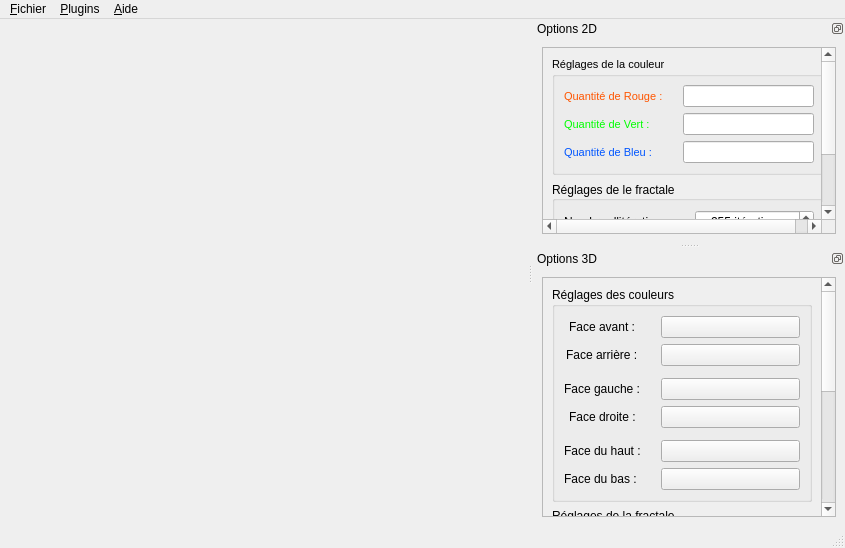
First picture: the form in FractalCooker/Data/Forms/MainWindow.ui, repository darkelfe14728/FractalCooker, before the edit.
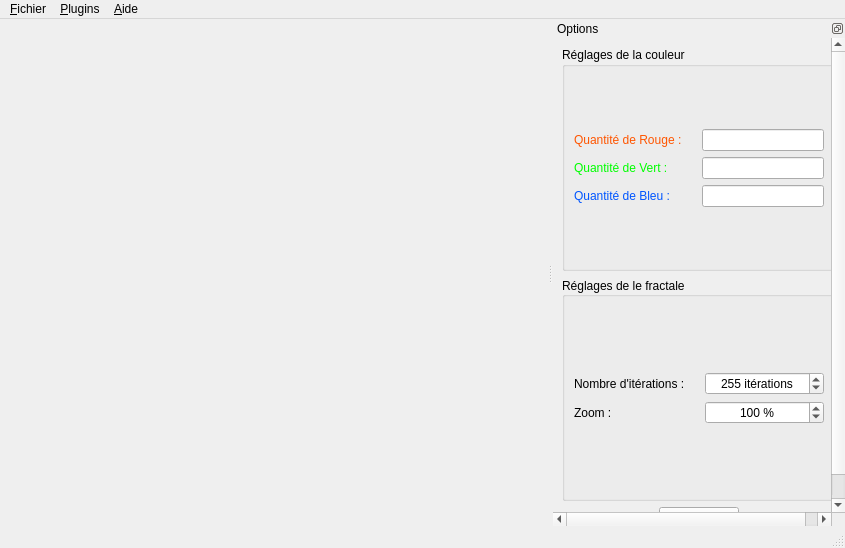
Second picture: the form after the edit. The open tabs and pages were chosen to show the change. Icons and pictures are not drawn. Custom widgets are drawn as their Qt base class.

Commit message: Mise en place de QStackWidget pour la supperposition des afficheurs et des options

```diff
--- a/FractalCooker/Data/Forms/MainWindow.ui
+++ b/FractalCooker/Data/Forms/MainWindow.ui
@@ -17,13 +17,16 @@
    <iconset resource="../Images.qrc">
     <normaloff>:/Images/icone.png</normaloff>:/Images/icone.png</iconset>
   </property>
-  <widget class="QWidget" name="centralWidget">
-   <layout class="QVBoxLayout" name="layout_centralWidget">
+  <widget class="QWidget" name="widget_content">
+   <layout class="QVBoxLayout" name="layout_content">
+    <property name="margin">
+     <number>0</number>
+    </property>
     <item>
-     <widget class="Afficheur2D" name="aff2D" native="true"/>
-    </item>
-    <item>
-     <widget class="Afficheur3D" name="aff3D" native="true"/>
+     <widget class="QStackedWidget" name="stack_fractales">
+      <widget class="Afficheur2D" name="page_fractales_2D"/>
+      <widget class="Afficheur3D" name="page_fractales_3D"/>
+     </widget>
     </item>
    </layout>
   </widget>
@@ -33,421 +36,91 @@
      <x>0</x>
      <y>0</y>
      <width>845</width>
-     <height>20</height>
+     <height>23</height>
     </rect>
    </property>
    <widget class="QMenu" name="menu_Aide">
     <property name="title">
      <string>&amp;Aide</string>
     </property>
-    <addaction name="action_About"/>
-    <addaction name="action_AboutPlugins"/>
+    <addaction name="action_Aide_About"/>
+    <addaction name="action_Aide_AboutPlugins"/>
+    <addaction name="action_Aide_AboutQt"/>
    </widget>
    <widget class="QMenu" name="menu_Fichier">
     <property name="title">
      <string>&amp;Fichier</string>
     </property>
-    <addaction name="action_Imprimer"/>
-    <addaction name="action_Quitter"/>
+    <addaction name="action_Fichier_Imprimer"/>
+    <addaction name="action_Fichier_Quitter"/>
    </widget>
    <widget class="QMenu" name="menu_Plugins">
     <property name="title">
      <string>&amp;Plugins</string>
     </property>
-    <widget class="QMenu" name="menu_Plugins2D">
+    <widget class="QMenu" name="menu_Plugins_2D">
      <property name="title">
       <string>2D</string>
      </property>
     </widget>
-    <widget class="QMenu" name="menu_Plugins3D">
+    <widget class="QMenu" name="menu_Plugins_3D">
      <property name="title">
       <string>3D</string>
      </property>
     </widget>
-    <addaction name="menu_Plugins2D"/>
-    <addaction name="menu_Plugins3D"/>
+    <addaction name="menu_Plugins_2D"/>
+    <addaction name="menu_Plugins_3D"/>
    </widget>
    <addaction name="menu_Fichier"/>
    <addaction name="menu_Plugins"/>
    <addaction name="menu_Aide"/>
   </widget>
   <widget class="QStatusBar" name="statusbar"/>
-  <widget class="QDockWidget" name="options2D">
+  <widget class="QDockWidget" name="options">
    <property name="features">
     <set>QDockWidget::DockWidgetFloatable|QDockWidget::DockWidgetMovable</set>
    </property>
    <property name="windowTitle">
-    <string>Options 2D</string>
+    <string>Options</string>
    </property>
    <attribute name="dockWidgetArea">
     <number>2</number>
    </attribute>
-   <widget class="QWidget" name="options2D_contenu">
-    <layout class="QVBoxLayout" name="options2D_contenu_layout">
+   <widget class="QWidget" name="widget_options_contenu">
+    <layout class="QVBoxLayout" name="layout_options_contenu">
+     <property name="margin">
+      <number>0</number>
+     </property>
      <item>
-      <widget class="QScrollArea" name="scrollArea_2">
+      <widget class="QScrollArea" name="scroll_options">
+       <property name="frameShape">
+        <enum>QFrame::NoFrame</enum>
+       </property>
        <property name="widgetResizable">
         <bool>true</bool>
        </property>
-       <widget class="QWidget" name="scrollAreaWidgetContents_2">
+       <widget class="QWidget" name="widget_scroll_options">
         <property name="geometry">
          <rect>
           <x>0</x>
-          <y>0</y>
-          <width>272</width>
-          <height>251</height>
+          <y>-32</y>
+          <width>335</width>
+          <height>494</height>
          </rect>
         </property>
         <layout class="QVBoxLayout" name="verticalLayout_2">
          <item>
-          <widget class="QGroupBox" name="reglagesCouleurs2D">
-           <property name="font">
-            <font>
-             <pointsize>8</pointsize>
-            </font>
+          <widget class="QStackedWidget" name="stack_options">
+           <property name="currentIndex">
+            <number>0</number>
            </property>
-           <property name="title">
-            <string>Réglages de la couleur</string>
-           </property>
-           <layout class="QFormLayout" name="reglagesCouleurs2D_layout">
-            <property name="fieldGrowthPolicy">
-             <enum>QFormLayout::AllNonFixedFieldsGrow</enum>
-            </property>
-            <property name="labelAlignment">
-             <set>Qt::AlignJustify|Qt::AlignVCenter</set>
-            </property>
-            <property name="formAlignment">
-             <set>Qt::AlignJustify|Qt::AlignVCenter</set>
-            </property>
-            <property name="horizontalSpacing">
-             <number>20</number>
-            </property>
-            <item row="1" column="0">
-             <widget class="QLabel" name="txtQteRouge">
-              <property name="palette">
-               <palette>
-                <active>
-                 <colorrole role="WindowText">
-                  <brush brushstyle="SolidPattern">
-                   <color alpha="255">
-                    <red>255</red>
-                    <green>85</green>
-                    <blue>0</blue>
-                   </color>
-                  </brush>
-                 </colorrole>
-                </active>
-                <inactive>
-                 <colorrole role="WindowText">
-                  <brush brushstyle="SolidPattern">
-                   <color alpha="255">
-                    <red>255</red>
-                    <green>85</green>
-                    <blue>0</blue>
-                   </color>
-                  </brush>
-                 </colorrole>
-                </inactive>
-                <disabled>
-                 <colorrole role="WindowText">
-                  <brush brushstyle="SolidPattern">
-                   <color alpha="255">
-                    <red>120</red>
-                    <green>120</green>
-                    <blue>120</blue>
-                   </color>
-                  </brush>
-                 </colorrole>
-                </disabled>
-               </palette>
-              </property>
-              <property name="text">
-               <string>Quantité de Rouge :</string>
-              </property>
-              <property name="buddy">
-               <cstring>qteRouge</cstring>
-              </property>
-             </widget>
-            </item>
-            <item row="1" column="1">
-             <widget class="QLineEdit" name="qteRouge">
-              <property name="alignment">
-               <set>Qt::AlignCenter</set>
-              </property>
-             </widget>
-            </item>
-            <item row="2" column="0">
-             <widget class="QLabel" name="txtQteVert">
-              <property name="palette">
-               <palette>
-                <active>
-                 <colorrole role="WindowText">
-                  <brush brushstyle="SolidPattern">
-                   <color alpha="255">
-                    <red>0</red>
-                    <green>255</green>
-                    <blue>0</blue>
-                   </color>
-                  </brush>
-                 </colorrole>
-                </active>
-                <inactive>
-                 <colorrole role="WindowText">
-                  <brush brushstyle="SolidPattern">
-                   <color alpha="255">
-                    <red>0</red>
-                    <green>255</green>
-                    <blue>0</blue>
-                   </color>
-                  </brush>
-                 </colorrole>
-                </inactive>
-                <disabled>
-                 <colorrole role="WindowText">
-                  <brush brushstyle="SolidPattern">
-                   <color alpha="255">
-                    <red>120</red>
-                    <green>120</green>
-                    <blue>120</blue>
-                   </color>
-                  </brush>
-                 </colorrole>
-                </disabled>
-               </palette>
-              </property>
-              <property name="text">
-               <string>Quantité de Vert :</string>
-              </property>
-              <property name="buddy">
-               <cstring>qteVert</cstring>
-              </property>
-             </widget>
-            </item>
-            <item row="2" column="1">
-             <widget class="QLineEdit" name="qteVert">
-              <property name="alignment">
-               <set>Qt::AlignCenter</set>
-              </property>
-             </widget>
-            </item>
-            <item row="3" column="0">
-             <widget class="QLabel" name="txtQteBleu">
-              <property name="palette">
-               <palette>
-                <active>
-                 <colorrole role="WindowText">
-                  <brush brushstyle="SolidPattern">
-                   <color alpha="255">
-                    <red>0</red>
-                    <green>85</green>
-                    <blue>255</blue>
-                   </color>
-                  </brush>
-                 </colorrole>
-                </active>
-                <inactive>
-                 <colorrole role="WindowText">
-                  <brush brushstyle="SolidPattern">
-                   <color alpha="255">
-                    <red>0</red>
-                    <green>85</green>
-                    <blue>255</blue>
-                   </color>
-                  </brush>
-                 </colorrole>
-                </inactive>
-                <disabled>
-                 <colorrole role="WindowText">
-                  <brush brushstyle="SolidPattern">
-                   <color alpha="255">
-                    <red>120</red>
-                    <green>120</green>
-                    <blue>120</blue>
-                   </color>
-                  </brush>
-                 </colorrole>
-                </disabled>
-               </palette>
-              </property>
-              <property name="text">
-               <string>Quantité de Bleu :</string>
-              </property>
-              <property name="buddy">
-               <cstring>qteBleu</cstring>
-              </property>
-             </widget>
-            </item>
-            <item row="3" column="1">
-             <widget class="QLineEdit" name="qteBleu">
-              <property name="alignment">
-               <set>Qt::AlignCenter</set>
-              </property>
-             </widget>
-            </item>
-           </layout>
-          </widget>
-         </item>
+           <widget class="QWidget" name="page_options_3D">
+            <layout class="QVBoxLayout" name="layout_page_options_3D">
+             <property name="margin">
+              <number>0</number>
+             </property>
          <item>
-          <widget class="QGroupBox" name="reglagesFractale2D">
-           <property name="title">
-            <string>Réglages de le fractale</string>
-           </property>
-           <property name="alignment">
-            <set>Qt::AlignLeading|Qt::AlignLeft|Qt::AlignVCenter</set>
-           </property>
-           <layout class="QFormLayout" name="reglagesFractale2D_layout">
-            <property name="labelAlignment">
-             <set>Qt::AlignJustify|Qt::AlignVCenter</set>
-            </property>
-            <property name="formAlignment">
-             <set>Qt::AlignLeading|Qt::AlignLeft|Qt::AlignVCenter</set>
-            </property>
-            <property name="horizontalSpacing">
-             <number>20</number>
-            </property>
-            <item row="2" column="0">
-             <widget class="QLabel" name="txtZoom2D">
-              <property name="text">
-               <string>Zoom :</string>
-              </property>
-              <property name="buddy">
-               <cstring>zoom2D</cstring>
-              </property>
-             </widget>
-            </item>
-            <item row="2" column="1">
-             <widget class="QSpinBox" name="zoom2D">
-              <property name="alignment">
-               <set>Qt::AlignCenter</set>
-              </property>
-              <property name="suffix">
-               <string> %</string>
-              </property>
-              <property name="minimum">
-               <number>1</number>
-              </property>
-              <property name="maximum">
-               <number>999999999</number>
-              </property>
-              <property name="singleStep">
-               <number>10</number>
-              </property>
-              <property name="value">
-               <number>100</number>
-              </property>
-             </widget>
-            </item>
-            <item row="1" column="1">
-             <widget class="QSpinBox" name="nbIterations2D">
-              <property name="alignment">
-               <set>Qt::AlignCenter</set>
-              </property>
-              <property name="accelerated">
-               <bool>true</bool>
-              </property>
-              <property name="suffix">
-               <string> itérations</string>
-              </property>
-              <property name="minimum">
-               <number>1</number>
-              </property>
-              <property name="maximum">
-               <number>999999999</number>
-              </property>
-              <property name="singleStep">
-               <number>10</number>
-              </property>
-              <property name="value">
-               <number>255</number>
-              </property>
-             </widget>
-            </item>
-            <item row="1" column="0">
-             <widget class="QLabel" name="txtNbIterations2D">
-              <property name="text">
-               <string>Nombre d'itérations :</string>
-              </property>
-              <property name="buddy">
-               <cstring>nbIterations2D</cstring>
-              </property>
-             </widget>
-            </item>
-           </layout>
-          </widget>
-         </item>
-         <item>
-          <layout class="QHBoxLayout" name="buttons2D_layout">
-           <item>
-            <spacer name="buttons2D_spacer_left">
-             <property name="orientation">
-              <enum>Qt::Horizontal</enum>
-             </property>
-             <property name="sizeHint" stdset="0">
-              <size>
-               <width>40</width>
-               <height>20</height>
-              </size>
-             </property>
-            </spacer>
-           </item>
-           <item>
-            <widget class="QPushButton" name="generer2D">
-             <property name="text">
-              <string>Générer</string>
-             </property>
-            </widget>
-           </item>
-           <item>
-            <spacer name="buttons2D_spacer_right">
-             <property name="orientation">
-              <enum>Qt::Horizontal</enum>
-             </property>
-             <property name="sizeHint" stdset="0">
-              <size>
-               <width>40</width>
-               <height>20</height>
-              </size>
-             </property>
-            </spacer>
-           </item>
-          </layout>
-         </item>
-        </layout>
-       </widget>
-      </widget>
-     </item>
-    </layout>
-   </widget>
-  </widget>
-  <widget class="QDockWidget" name="options3D">
-   <property name="features">
-    <set>QDockWidget::DockWidgetFloatable|QDockWidget::DockWidgetMovable</set>
-   </property>
-   <property name="windowTitle">
-    <string>Options 3D</string>
-   </property>
-   <attribute name="dockWidgetArea">
-    <number>2</number>
-   </attribute>
-   <widget class="QWidget" name="options3D_contenu">
-    <layout class="QVBoxLayout" name="options3D_contenu_layout">
-     <item>
-      <widget class="QScrollArea" name="scrollArea">
-       <property name="widgetResizable">
-        <bool>true</bool>
-       </property>
-       <widget class="QWidget" name="scrollAreaWidgetContents">
-        <property name="geometry">
-         <rect>
-          <x>0</x>
-          <y>0</y>
-          <width>272</width>
-          <height>470</height>
-         </rect>
-        </property>
-        <layout class="QVBoxLayout" name="verticalLayout">
-         <item>
-          <widget class="QGroupBox" name="reglagesCouleurs3D">
+              <widget class="QGroupBox" name="group_3D_couleurs">
            <property name="title">
             <string>Réglages des couleurs</string>
            </property>
@@ -465,27 +138,33 @@
              <number>20</number>
             </property>
             <item row="0" column="0">
-             <widget class="QLabel" name="txtCouleurAvant3D">
+                 <widget class="QLabel" name="lbl_colorAvant">
               <property name="text">
                <string>Face avant :</string>
               </property>
+                  <property name="buddy">
+                   <cstring>colorAvant</cstring>
+                  </property>
              </widget>
             </item>
             <item row="0" column="1">
-             <widget class="QPushButton" name="couleurAvant3D"/>
+                 <widget class="QPushButton" name="colorAvant"/>
             </item>
             <item row="1" column="0">
-             <widget class="QLabel" name="txtCouleurArriere3D">
+                 <widget class="QLabel" name="lbl_colorArriere">
               <property name="text">
                <string>Face arrière :</string>
               </property>
+                  <property name="buddy">
+                   <cstring>colorArriere</cstring>
+                  </property>
              </widget>
             </item>
             <item row="1" column="1">
-             <widget class="QPushButton" name="couleurArriere3D"/>
+                 <widget class="QPushButton" name="colorArriere"/>
             </item>
             <item row="2" column="0" colspan="2">
-             <spacer name="verticalSpacer">
+                 <spacer name="vspacer_center_top_couleurs">
               <property name="orientation">
                <enum>Qt::Vertical</enum>
               </property>
@@ -498,27 +177,33 @@
              </spacer>
             </item>
             <item row="3" column="0">
-             <widget class="QLabel" name="txtCouleurGauche3D">
+                 <widget class="QLabel" name="lbl_colorGauche">
               <property name="text">
                <string>Face gauche :</string>
               </property>
+                  <property name="buddy">
+                   <cstring>colorGauche</cstring>
+                  </property>
              </widget>
             </item>
             <item row="3" column="1">
-             <widget class="QPushButton" name="couleurGauche3D"/>
+                 <widget class="QPushButton" name="colorGauche"/>
             </item>
             <item row="4" column="0">
-             <widget class="QLabel" name="txtCouleurDroite3D">
+                 <widget class="QLabel" name="lbl_colorDroite">
               <property name="text">
                <string>Face droite :</string>
               </property>
+                  <property name="buddy">
+                   <cstring>colorDroite</cstring>
+                  </property>
              </widget>
             </item>
             <item row="4" column="1">
-             <widget class="QPushButton" name="couleurDroite3D"/>
+                 <widget class="QPushButton" name="colorDroite"/>
             </item>
             <item row="5" column="0" colspan="2">
-             <spacer name="verticalSpacer_2">
+                 <spacer name="vspacer_center_bottom_couleurs">
               <property name="orientation">
                <enum>Qt::Vertical</enum>
               </property>
@@ -531,98 +216,104 @@
              </spacer>
             </item>
             <item row="6" column="0">
-             <widget class="QLabel" name="txtCouleurHaut3D">
+                 <widget class="QLabel" name="lbl_colorHaut">
               <property name="text">
                <string>Face du haut :</string>
               </property>
+                  <property name="buddy">
+                   <cstring>colorHaut</cstring>
+                  </property>
              </widget>
             </item>
             <item row="6" column="1">
-             <widget class="QPushButton" name="couleurHaut3D"/>
+                 <widget class="QPushButton" name="colorHaut"/>
             </item>
             <item row="7" column="0">
-             <widget class="QLabel" name="txtCouleurBas3D">
+                 <widget class="QLabel" name="lbl_colorBas">
               <property name="text">
                <string>Face du bas : </string>
               </property>
+                  <property name="buddy">
+                   <cstring>colorBas</cstring>
+                  </property>
              </widget>
             </item>
             <item row="7" column="1">
-             <widget class="QPushButton" name="couleurBas"/>
+                 <widget class="QPushButton" name="colorBas"/>
             </item>
            </layout>
           </widget>
          </item>
          <item>
-          <widget class="QGroupBox" name="reglagesFractale3D">
+              <widget class="QGroupBox" name="groupBox">
            <property name="title">
             <string>Réglages de la fractale</string>
            </property>
-           <layout class="QFormLayout" name="reglagesFractale3D_layout">
+               <layout class="QFormLayout" name="layout_3D_reglages">
+                <property name="fieldGrowthPolicy">
+                 <enum>QFormLayout::AllNonFixedFieldsGrow</enum>
+                </property>
             <property name="labelAlignment">
-             <set>Qt::AlignJustify|Qt::AlignVCenter</set>
+                 <set>Qt::AlignCenter</set>
+                </property>
+                <property name="formAlignment">
+                 <set>Qt::AlignCenter</set>
             </property>
             <property name="horizontalSpacing">
              <number>20</number>
             </property>
             <item row="0" column="0">
-             <widget class="QLabel" name="txtNbIterations3D">
+                 <widget class="QLabel" name="lbl_nbIteration_3D">
               <property name="text">
                <string>Nombre d'itérations :</string>
               </property>
               <property name="buddy">
-               <cstring>nbIterations2D</cstring>
+                   <cstring>nbIteration_3D</cstring>
               </property>
              </widget>
             </item>
             <item row="0" column="1">
-             <widget class="QSpinBox" name="nbIterations3D">
+                 <widget class="QSpinBox" name="nbIteration_3D">
               <property name="alignment">
                <set>Qt::AlignCenter</set>
               </property>
               <property name="suffix">
                <string> itérations</string>
               </property>
-              <property name="minimum">
-               <number>1</number>
-              </property>
-              <property name="maximum">
-               <number>5</number>
-              </property>
-              <property name="value">
-               <number>3</number>
-              </property>
              </widget>
             </item>
             <item row="4" column="0">
-             <widget class="QLabel" name="txtZoom3D">
+                 <widget class="QLabel" name="lbl_zoom_3D">
               <property name="text">
                <string>Zoom :</string>
               </property>
               <property name="buddy">
-               <cstring>zoom2D</cstring>
+                   <cstring>zoom_3D</cstring>
               </property>
              </widget>
             </item>
-            <item row="1" column="0" colspan="2">
-             <spacer name="verticalSpacer_3">
-              <property name="orientation">
-               <enum>Qt::Vertical</enum>
-              </property>
-              <property name="sizeHint" stdset="0">
-               <size>
-                <width>20</width>
-                <height>40</height>
-               </size>
-              </property>
-             </spacer>
+                <item row="4" column="1">
+                 <widget class="QDoubleSpinBox" name="zoom_3D">
+                  <property name="alignment">
+                   <set>Qt::AlignCenter</set>
+                  </property>
+                  <property name="maximum">
+                   <double>1000000000.000000000000000</double>
+                  </property>
+                  <property name="singleStep">
+                   <double>2.000000000000000</double>
+                  </property>
+                  <property name="value">
+                   <double>70.000000000000000</double>
+                  </property>
+                 </widget>
             </item>
             <item row="2" column="0" colspan="2">
-             <widget class="QGroupBox" name="rotation3D">
+                 <widget class="QGroupBox" name="group_3D_rotation">
               <property name="title">
                <string>Rotation</string>
               </property>
-              <layout class="QFormLayout" name="rotation3D_layout">
+                  <layout class="QFormLayout" name="layout_3D_rotation">
                <property name="fieldGrowthPolicy">
                 <enum>QFormLayout::AllNonFixedFieldsGrow</enum>
                </property>
@@ -633,28 +324,37 @@
                 <number>20</number>
                </property>
                <item row="0" column="0">
-                <widget class="QLabel" name="txtRotationX">
+                    <widget class="QLabel" name="lbl_rotateX">
                  <property name="text">
                   <string>Rotation sur X :</string>
                  </property>
+                     <property name="buddy">
+                      <cstring>rotateX</cstring>
+                     </property>
                 </widget>
                </item>
                <item row="1" column="0">
-                <widget class="QLabel" name="txtRotationY">
+                    <widget class="QLabel" name="lbl_rotateY">
                  <property name="text">
                   <string>Rotation sur Y :</string>
                  </property>
+                     <property name="buddy">
+                      <cstring>rotateY</cstring>
+                     </property>
                 </widget>
                </item>
                <item row="2" column="0">
-                <widget class="QLabel" name="txtRotationZ">
+                    <widget class="QLabel" name="lbl_rotateZ">
                  <property name="text">
                   <string>Rotation sur Z :</string>
                  </property>
+                     <property name="buddy">
+                      <cstring>rotateZ</cstring>
+                     </property>
                 </widget>
                </item>
                <item row="0" column="1">
-                <widget class="QDoubleSpinBox" name="rotationX">
+                    <widget class="QDoubleSpinBox" name="rotateX">
                  <property name="alignment">
                   <set>Qt::AlignCenter</set>
                  </property>
@@ -673,7 +373,7 @@
                 </widget>
                </item>
                <item row="1" column="1">
-                <widget class="QDoubleSpinBox" name="rotationY">
+                    <widget class="QDoubleSpinBox" name="rotateY">
                  <property name="alignment">
                   <set>Qt::AlignCenter</set>
                  </property>
@@ -689,7 +389,7 @@
                 </widget>
                </item>
                <item row="2" column="1">
-                <widget class="QDoubleSpinBox" name="rotationZ">
+                    <widget class="QDoubleSpinBox" name="rotateZ">
                  <property name="alignment">
                   <set>Qt::AlignCenter</set>
                  </property>
@@ -707,8 +407,8 @@
               </layout>
              </widget>
             </item>
-            <item row="3" column="0" colspan="2">
-             <spacer name="verticalSpacer_4">
+                <item row="1" column="0">
+                 <spacer name="vspacer_center_top_reglages_3D">
               <property name="orientation">
                <enum>Qt::Vertical</enum>
               </property>
@@ -720,32 +420,308 @@
               </property>
              </spacer>
             </item>
-            <item row="4" column="1">
-             <widget class="QDoubleSpinBox" name="zoom3D">
+                <item row="3" column="0">
+                 <spacer name="vspacer_center_bottom_reglages_3D">
+                  <property name="orientation">
+                   <enum>Qt::Vertical</enum>
+                  </property>
+                  <property name="sizeHint" stdset="0">
+                   <size>
+                    <width>20</width>
+                    <height>40</height>
+                   </size>
+                  </property>
+                 </spacer>
+                </item>
+               </layout>
+              </widget>
+             </item>
+            </layout>
+           </widget>
+           <widget class="QWidget" name="page_options_2D">
+            <layout class="QVBoxLayout" name="layout_page_options_2D">
+             <property name="margin">
+              <number>0</number>
+             </property>
+             <item>
+              <widget class="QGroupBox" name="group_2D_couleurs">
+               <property name="title">
+                <string>Réglages de la couleur</string>
+               </property>
+               <layout class="QFormLayout" name="reglagesCouleurs2D_layout">
+                <property name="fieldGrowthPolicy">
+                 <enum>QFormLayout::AllNonFixedFieldsGrow</enum>
+                </property>
+                <property name="labelAlignment">
+                 <set>Qt::AlignJustify|Qt::AlignVCenter</set>
+                </property>
+                <property name="formAlignment">
+                 <set>Qt::AlignJustify|Qt::AlignVCenter</set>
+                </property>
+                <property name="horizontalSpacing">
+                 <number>20</number>
+                </property>
+                <item row="1" column="0">
+                 <widget class="QLabel" name="lbl_qteRouge">
+                  <property name="palette">
+                   <palette>
+                    <active>
+                     <colorrole role="WindowText">
+                      <brush brushstyle="SolidPattern">
+                       <color alpha="255">
+                        <red>255</red>
+                        <green>85</green>
+                        <blue>0</blue>
+                       </color>
+                      </brush>
+                     </colorrole>
+                    </active>
+                    <inactive>
+                     <colorrole role="WindowText">
+                      <brush brushstyle="SolidPattern">
+                       <color alpha="255">
+                        <red>255</red>
+                        <green>85</green>
+                        <blue>0</blue>
+                       </color>
+                      </brush>
+                     </colorrole>
+                    </inactive>
+                    <disabled>
+                     <colorrole role="WindowText">
+                      <brush brushstyle="SolidPattern">
+                       <color alpha="255">
+                        <red>120</red>
+                        <green>120</green>
+                        <blue>120</blue>
+                       </color>
+                      </brush>
+                     </colorrole>
+                    </disabled>
+                   </palette>
+                  </property>
+                  <property name="text">
+                   <string>Quantité de Rouge :</string>
+                  </property>
+                  <property name="buddy">
+                   <cstring>qteRouge</cstring>
+                  </property>
+                 </widget>
+                </item>
+                <item row="1" column="1">
+                 <widget class="QLineEdit" name="qteRouge">
               <property name="alignment">
                <set>Qt::AlignCenter</set>
               </property>
+                 </widget>
+                </item>
+                <item row="2" column="0">
+                 <widget class="QLabel" name="lbl_qteVert">
+                  <property name="palette">
+                   <palette>
+                    <active>
+                     <colorrole role="WindowText">
+                      <brush brushstyle="SolidPattern">
+                       <color alpha="255">
+                        <red>0</red>
+                        <green>255</green>
+                        <blue>0</blue>
+                       </color>
+                      </brush>
+                     </colorrole>
+                    </active>
+                    <inactive>
+                     <colorrole role="WindowText">
+                      <brush brushstyle="SolidPattern">
+                       <color alpha="255">
+                        <red>0</red>
+                        <green>255</green>
+                        <blue>0</blue>
+                       </color>
+                      </brush>
+                     </colorrole>
+                    </inactive>
+                    <disabled>
+                     <colorrole role="WindowText">
+                      <brush brushstyle="SolidPattern">
+                       <color alpha="255">
+                        <red>120</red>
+                        <green>120</green>
+                        <blue>120</blue>
+                       </color>
+                      </brush>
+                     </colorrole>
+                    </disabled>
+                   </palette>
+                  </property>
+                  <property name="text">
+                   <string>Quantité de Vert :</string>
+                  </property>
+                  <property name="buddy">
+                   <cstring>qteVert</cstring>
+                  </property>
+                 </widget>
+                </item>
+                <item row="2" column="1">
+                 <widget class="QLineEdit" name="qteVert">
+                  <property name="alignment">
+                   <set>Qt::AlignCenter</set>
+                  </property>
+                 </widget>
+                </item>
+                <item row="3" column="0">
+                 <widget class="QLabel" name="lbl_qteBleu">
+                  <property name="palette">
+                   <palette>
+                    <active>
+                     <colorrole role="WindowText">
+                      <brush brushstyle="SolidPattern">
+                       <color alpha="255">
+                        <red>0</red>
+                        <green>85</green>
+                        <blue>255</blue>
+                       </color>
+                      </brush>
+                     </colorrole>
+                    </active>
+                    <inactive>
+                     <colorrole role="WindowText">
+                      <brush brushstyle="SolidPattern">
+                       <color alpha="255">
+                        <red>0</red>
+                        <green>85</green>
+                        <blue>255</blue>
+                       </color>
+                      </brush>
+                     </colorrole>
+                    </inactive>
+                    <disabled>
+                     <colorrole role="WindowText">
+                      <brush brushstyle="SolidPattern">
+                       <color alpha="255">
+                        <red>120</red>
+                        <green>120</green>
+                        <blue>120</blue>
+                       </color>
+                      </brush>
+                     </colorrole>
+                    </disabled>
+                   </palette>
+                  </property>
+                  <property name="text">
+                   <string>Quantité de Bleu :</string>
+                  </property>
+                  <property name="buddy">
+                   <cstring>qteBleu</cstring>
+                  </property>
+                 </widget>
+                </item>
+                <item row="3" column="1">
+                 <widget class="QLineEdit" name="qteBleu">
+                  <property name="alignment">
+                   <set>Qt::AlignCenter</set>
+                  </property>
+                 </widget>
+                </item>
+               </layout>
+              </widget>
+             </item>
+             <item>
+              <widget class="QGroupBox" name="group_2D_reglages">
+               <property name="title">
+                <string>Réglages de le fractale</string>
+               </property>
+               <property name="alignment">
+                <set>Qt::AlignLeading|Qt::AlignLeft|Qt::AlignVCenter</set>
+               </property>
+               <layout class="QFormLayout" name="reglagesFractale2D_layout">
+                <property name="labelAlignment">
+                 <set>Qt::AlignJustify|Qt::AlignVCenter</set>
+                </property>
+                <property name="formAlignment">
+                 <set>Qt::AlignLeading|Qt::AlignLeft|Qt::AlignVCenter</set>
+                </property>
+                <property name="horizontalSpacing">
+                 <number>20</number>
+                </property>
+                <item row="2" column="0">
+                 <widget class="QLabel" name="lbl_zoom_2D">
+                  <property name="text">
+                   <string>Zoom :</string>
+                  </property>
+                  <property name="buddy">
+                   <cstring>zoom_2D</cstring>
+                  </property>
+                 </widget>
+                </item>
+                <item row="2" column="1">
+                 <widget class="QSpinBox" name="zoom_2D">
+                  <property name="alignment">
+                   <set>Qt::AlignCenter</set>
+                  </property>
+                  <property name="suffix">
+                   <string> %</string>
+                  </property>
               <property name="minimum">
-               <double>0.000000000000000</double>
+                   <number>1</number>
               </property>
               <property name="maximum">
-               <double>1000000000.000000000000000</double>
+                   <number>999999999</number>
               </property>
               <property name="singleStep">
-               <double>2.000000000000000</double>
+                   <number>10</number>
               </property>
               <property name="value">
-               <double>70.000000000000000</double>
+                   <number>100</number>
               </property>
              </widget>
             </item>
+                <item row="1" column="1">
+                 <widget class="QSpinBox" name="nbIterations_2D">
+                  <property name="alignment">
+                   <set>Qt::AlignCenter</set>
+                  </property>
+                  <property name="accelerated">
+                   <bool>true</bool>
+                  </property>
+                  <property name="suffix">
+                   <string> itérations</string>
+                  </property>
+                  <property name="minimum">
+                   <number>1</number>
+                  </property>
+                  <property name="maximum">
+                   <number>999999999</number>
+                  </property>
+                  <property name="singleStep">
+                   <number>10</number>
+                  </property>
+                  <property name="value">
+                   <number>255</number>
+                  </property>
+                 </widget>
+                </item>
+                <item row="1" column="0">
+                 <widget class="QLabel" name="lbl_nbIterations_2D">
+                  <property name="text">
+                   <string>Nombre d'itérations :</string>
+                  </property>
+                  <property name="buddy">
+                   <cstring>nbIterations_2D</cstring>
+                  </property>
+                 </widget>
+                </item>
            </layout>
           </widget>
          </item>
+            </layout>
+           </widget>
+          </widget>
+         </item>
          <item>
-          <layout class="QHBoxLayout" name="buttons3D_layout">
+          <layout class="QHBoxLayout" name="layout_options_button">
            <item>
-            <spacer name="buttons3D_spacer_left">
+            <spacer name="hspacer_left_options_bouton">
              <property name="orientation">
               <enum>Qt::Horizontal</enum>
              </property>
@@ -758,14 +734,14 @@
             </spacer>
            </item>
            <item>
-            <widget class="QPushButton" name="generer3D">
+            <widget class="QPushButton" name="bt_generer">
              <property name="text">
               <string>Générer</string>
              </property>
             </widget>
            </item>
            <item>
-            <spacer name="buttons3D_spacer_right">
+            <spacer name="hspacer_right_options_button">
              <property name="orientation">
               <enum>Qt::Horizontal</enum>
              </property>
@@ -786,7 +762,7 @@
     </layout>
    </widget>
   </widget>
-  <action name="action_Imprimer">
+  <action name="action_Fichier_Imprimer">
    <property name="enabled">
     <bool>false</bool>
    </property>
@@ -794,21 +770,26 @@
     <string>Imprimer</string>
    </property>
   </action>
-  <action name="action_Quitter">
+  <action name="action_Fichier_Quitter">
    <property name="text">
     <string>Quitter</string>
    </property>
   </action>
-  <action name="action_About">
+  <action name="action_Aide_About">
    <property name="text">
     <string>A propos de</string>
    </property>
   </action>
-  <action name="action_AboutPlugins">
+  <action name="action_Aide_AboutPlugins">
    <property name="text">
     <string>A propos des Plugins</string>
    </property>
   </action>
+  <action name="action_Aide_AboutQt">
+   <property name="text">
+    <string>A propos de Qt</string>
+   </property>
+  </action>
  </widget>
  <customwidgets>
   <customwidget>
```
Left out of the diff: 22 changed lines with no effect on the pictures. Lines whose indentation alone changed are shown as unchanged. The commit also changes 2 other files.
